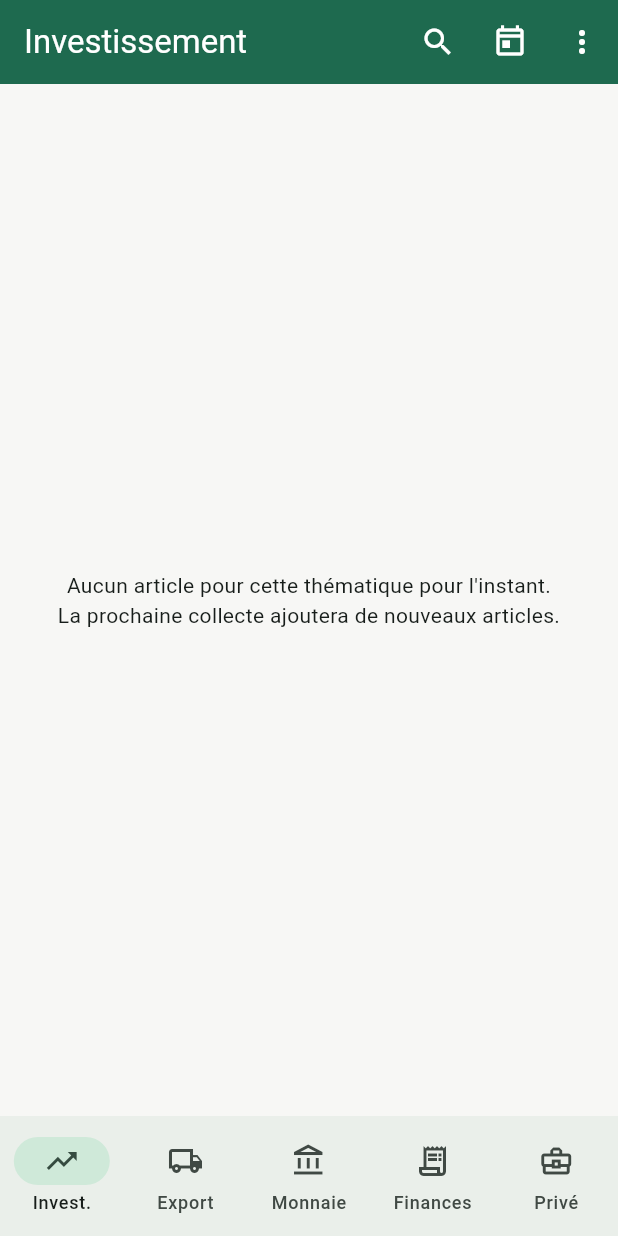
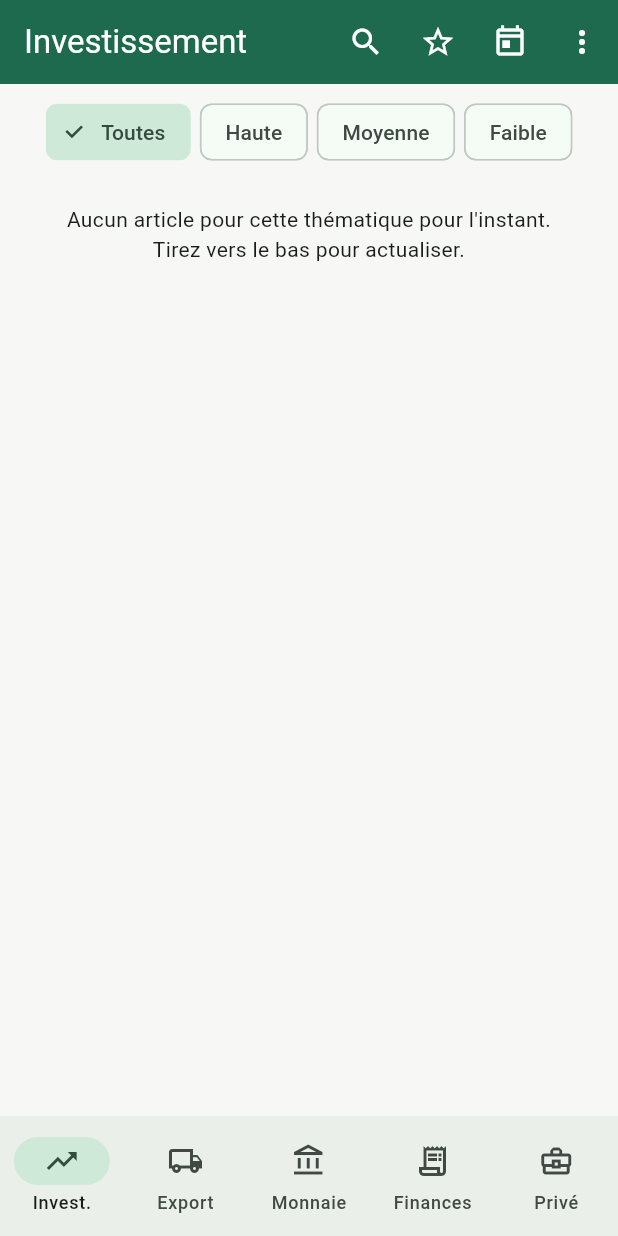
Before and after one commit to lardiamarcel-hub/RevPress, a Flutter app: the screen it shows after launch, on a phone screen of 412 x 824 dp. Run offline on Flutter 3.47's test engine with Material 3 defaults, Android fonts, the phone set to English and light mode, and no system bars; our stand-ins replace cloud_firestore, cloud_functions, firebase_auth, firebase_core, firebase_messaging, flutter_local_notifications and 2 more; accounts and stored records are empty; network calls fail.

Commit message:
Ergonomics pass inspired by Google News/Feedly-style readers
Analyzed common patterns in similar press-review/news apps and ported
the ones that fit a busy reader triaging economic news:

- Pull-to-refresh on each thematic tab and on the daily digest, wired to
  the existing manualRefresh Cloud Function — the "actualiser" action
  users expect at the top of a feed, not buried in Settings.
- Fiabilité filter chips (Toutes/Haute/Moyenne/Faible) at the top of each
  tab, so a busy reader can jump straight to what matters.
- Favoris: a star toggle on every article card, backed by a local
  SharedPreferences-based FavoritesService (works with no backend), plus
  a dedicated Favoris screen reachable from the app bar.
- Share button on every article card (share_plus) — sending an
  interesting article to a colleague is a core use case for someone
  doing press review for others.
- Relative timestamps ("il y a 2 h", "hier") instead of raw dates,
  matching how every major news app displays recency.

New deps: share_plus (^11.0.0, for the SharePlus.instance.share(ShareParams)
API — verified against pub.dev docs, since 10.x still has the old static
Share.share() API) and shared_preferences (^2.3.3).

Co-Authored-By: Claude Sonnet 5 <noreply@anthropic.com>
Claude-Session: https://claude.ai/code/session_013howDdS3Eb4tKqYBVWsWj7

```diff
--- a/mobile/lib/main.dart
+++ b/mobile/lib/main.dart
@@ -9,6 +9,7 @@ import 'package:provider/provider.dart';
 import 'firebase_options.dart';
 import 'screens/home_screen.dart';
 import 'services/cloud_functions_service.dart';
+import 'services/favorites_service.dart';
 import 'services/firestore_service.dart';
 import 'services/notification_service.dart';
 import 'theme/app_theme.dart';
@@ -74,6 +75,9 @@ class RevueEcoBfApp extends StatelessWidget {
             functions: firebaseReady ? FirebaseFunctions.instance : null,
           ),
         ),
+        ChangeNotifierProvider<FavoritesService>(
+          create: (_) => FavoritesService()..load(),
+        ),
       ],
       child: MaterialApp(
         title: 'Revue Éco BF',
--- a/mobile/lib/screens/home_screen.dart
+++ b/mobile/lib/screens/home_screen.dart
@@ -3,6 +3,7 @@ import 'package:flutter/material.dart';
 import '../config/theme_angles.dart';
 import 'digest/digest_history_screen.dart';
 import 'digest/digest_screen.dart';
+import 'favorites/favorites_screen.dart';
 import 'search/search_screen.dart';
 import 'settings/settings_screen.dart';
 import 'tabs/angle_tab_screen.dart';
@@ -32,6 +33,13 @@ class _HomeScreenState extends State<HomeScreen> {
             tooltip: 'Rechercher',
             onPressed: () => Navigator.of(context).push(
               MaterialPageRoute(builder: (_) => SearchScreen(initialAngle: _currentAngle)),
+            ),
+          ),
+          IconButton(
+            icon: const Icon(Icons.star_border),
+            tooltip: 'Favoris',
+            onPressed: () => Navigator.of(context).push(
+              MaterialPageRoute(builder: (_) => const FavoritesScreen()),
             ),
           ),
           IconButton(
--- /dev/null
+++ b/mobile/lib/services/favorites_service.dart
@@ -0,0 +1,35 @@
+import 'package:flutter/foundation.dart';
+import 'package:shared_preferences/shared_preferences.dart';
+
+/// Favoris (articles enregistrés pour plus tard). Stockés localement sur
+/// l'appareil : pas besoin d'un backend pour cette fonctionnalité, elle
+/// fonctionne même avant que Firebase soit configuré.
+class FavoritesService extends ChangeNotifier {
+  static const _prefsKey = 'favoris_article_ids';
+
+  Set<String> _ids = {};
+  bool _loaded = false;
+
+  Set<String> get ids => _ids;
+  bool get loaded => _loaded;
+
+  Future<void> load() async {
+    final prefs = await SharedPreferences.getInstance();
+    _ids = (prefs.getStringList(_prefsKey) ?? const []).toSet();
+    _loaded = true;
+    notifyListeners();
+  }
+
+  bool isFavorite(String articleId) => _ids.contains(articleId);
+
+  Future<void> toggle(String articleId) async {
+    if (_ids.contains(articleId)) {
+      _ids.remove(articleId);
+    } else {
+      _ids.add(articleId);
+    }
+    notifyListeners();
+    final prefs = await SharedPreferences.getInstance();
+    await prefs.setStringList(_prefsKey, _ids.toList());
+  }
+}
--- a/mobile/lib/widgets/angle_articles_list.dart
+++ b/mobile/lib/widgets/angle_articles_list.dart
@@ -1,11 +1,27 @@
 import 'package:flutter/material.dart';
 import 'package:provider/provider.dart';
 
+import '../models/article.dart';
 import '../providers/articles_provider.dart';
+import '../services/cloud_functions_service.dart';
 import 'article_card.dart';
 
-class AngleArticlesList extends StatelessWidget {
+class AngleArticlesList extends StatefulWidget {
   const AngleArticlesList({super.key});
+
+  @override
+  State<AngleArticlesList> createState() => _AngleArticlesListState();
+}
+
+class _AngleArticlesListState extends State<AngleArticlesList> {
+  Fiabilite? _filtre;
+
+  Future<void> _refresh(BuildContext context) async {
+    final result = await context.read<CloudFunctionsService>().manualRefresh();
+    if (context.mounted) {
+      ScaffoldMessenger.of(context).showSnackBar(SnackBar(content: Text(result.message)));
+    }
+  }
 
   @override
   Widget build(BuildContext context) {
@@ -14,26 +30,86 @@ class AngleArticlesList extends StatelessWidget {
         if (provider.loading) {
           return const Center(child: CircularProgressIndicator());
         }
-        if (provider.error != null) {
-          return Center(child: Text('Erreur de chargement : ${provider.error}'));
-        }
-        if (provider.articles.isEmpty) {
-          return const Center(
-            child: Padding(
-              padding: EdgeInsets.all(24),
-              child: Text(
-                "Aucun article pour cette thématique pour l'instant.\nLa prochaine collecte ajoutera de nouveaux articles.",
-                textAlign: TextAlign.center,
+
+        final articles = _filtre == null
+            ? provider.articles
+            : provider.articles.where((a) => a.fiabilite == _filtre).toList();
+
+        return Column(
+          children: [
+            _FiabiliteFilterBar(
+              selected: _filtre,
+              onSelected: (value) => setState(() => _filtre = value),
+            ),
+            Expanded(
+              child: RefreshIndicator(
+                onRefresh: () => _refresh(context),
+                child: articles.isEmpty ? _buildEmptyState(provider) : _buildList(articles),
               ),
             ),
-          );
-        }
-        return ListView.builder(
-          padding: const EdgeInsets.only(top: 8, bottom: 24),
-          itemCount: provider.articles.length,
-          itemBuilder: (context, index) => ArticleCard(article: provider.articles[index]),
+          ],
         );
       },
     );
   }
+
+  Widget _buildEmptyState(ArticlesProvider provider) {
+    final message = _filtre != null
+        ? "Aucun article avec ce niveau d'importance pour l'instant."
+        : "Aucun article pour cette thématique pour l'instant.\nTirez vers le bas pour actualiser.";
+    return ListView(
+      physics: const AlwaysScrollableScrollPhysics(),
+      children: [
+        Padding(
+          padding: const EdgeInsets.all(24),
+          child: Text(message, textAlign: TextAlign.center),
+        ),
+      ],
+    );
+  }
+
+  Widget _buildList(List<Article> articles) {
+    return ListView.builder(
+      physics: const AlwaysScrollableScrollPhysics(),
+      padding: const EdgeInsets.only(top: 8, bottom: 24),
+      itemCount: articles.length,
+      itemBuilder: (context, index) => ArticleCard(article: articles[index]),
+    );
+  }
 }
+
+class _FiabiliteFilterBar extends StatelessWidget {
+  const _FiabiliteFilterBar({required this.selected, required this.onSelected});
+
+  final Fiabilite? selected;
+  final ValueChanged<Fiabilite?> onSelected;
+
+  @override
+  Widget build(BuildContext context) {
+    return Padding(
+      padding: const EdgeInsets.fromLTRB(12, 8, 12, 0),
+      child: SingleChildScrollView(
+        scrollDirection: Axis.horizontal,
+        child: Row(
+          children: [
+            _chip(context, null, 'Toutes'),
+            const SizedBox(width: 6),
+            _chip(context, Fiabilite.haute, 'Haute'),
+            const SizedBox(width: 6),
+            _chip(context, Fiabilite.moyenne, 'Moyenne'),
+            const SizedBox(width: 6),
+            _chip(context, Fiabilite.faible, 'Faible'),
+          ],
+        ),
+      ),
+    );
+  }
+
+  Widget _chip(BuildContext context, Fiabilite? value, String label) {
+    return ChoiceChip(
+      label: Text(label),
+      selected: selected == value,
+      onSelected: (_) => onSelected(value),
+    );
+  }
+}
--- a/mobile/pubspec.yaml
+++ b/mobile/pubspec.yaml
@@ -26,6 +26,8 @@ dependencies:
   intl: ^0.19.0
   url_launcher: ^6.3.1
   flutter_local_notifications: ^18.0.1
+  share_plus: ^11.0.0
+  shared_preferences: ^2.3.3
 
 dev_dependencies:
   flutter_test:
```
Also changed, not shown: mobile/lib/screens/digest/digest_screen.dart (+31 -15 lines), mobile/lib/screens/favorites/favorites_screen.dart (added, +54 -0 lines), mobile/lib/utils/relative_time.dart (added, +22 -0 lines), mobile/lib/widgets/article_card.dart (+35 -10 lines).
